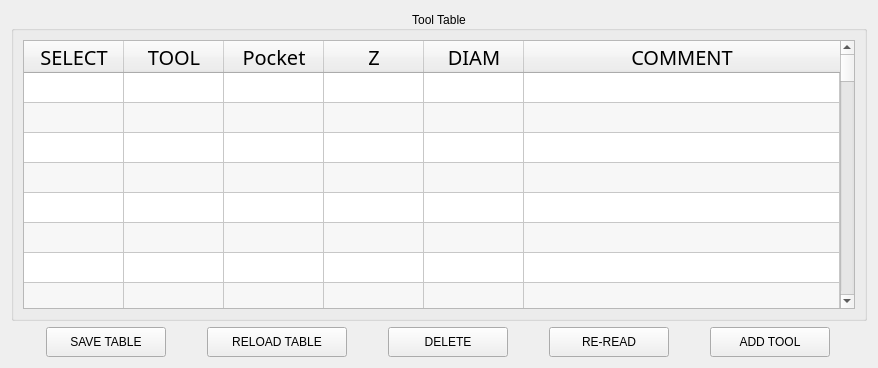
First picture: the form in QtPyVCP/widgets/input_widgets/tooltable/tooltable.ui, repository kcjengr/qtpyvcp, before the edit.
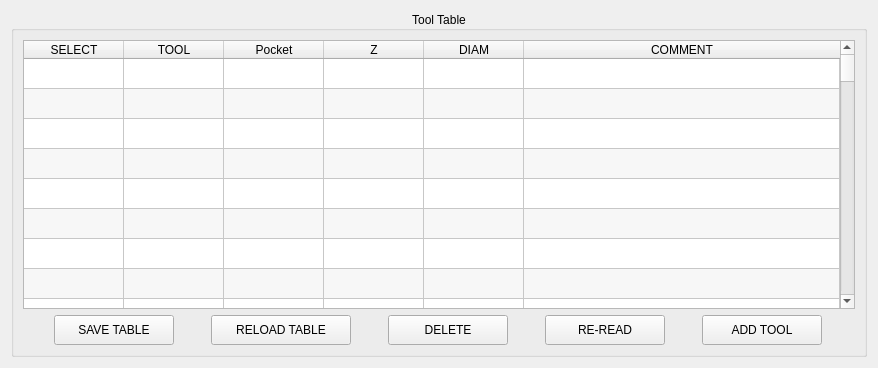
Second picture: the form after the edit.

Commit message: load the tooltable

Patch:
```diff
--- a/QtPyVCP/widgets/input_widgets/tooltable/tooltable.ui
+++ b/QtPyVCP/widgets/input_widgets/tooltable/tooltable.ui
@@ -30,7 +30,7 @@
      </property>
      <layout class="QVBoxLayout">
       <item>
-       <widget class="QTableWidget" name="tableWidget_2">
+       <widget class="QTableWidget" name="tooltable">
         <property name="alternatingRowColors">
          <bool>true</bool>
         </property>
@@ -149,12 +149,6 @@
          <property name="text">
           <string>SELECT</string>
          </property>
-         <property name="font">
-          <font>
-           <family>Bebas Kai</family>
-           <pointsize>15</pointsize>
-          </font>
-         </property>
          <property name="textAlignment">
           <set>AlignCenter</set>
          </property>
@@ -163,12 +157,6 @@
          <property name="text">
           <string>TOOL</string>
          </property>
-         <property name="font">
-          <font>
-           <family>Bebas Kai</family>
-           <pointsize>15</pointsize>
-          </font>
-         </property>
          <property name="textAlignment">
           <set>AlignCenter</set>
          </property>
@@ -177,12 +165,6 @@
          <property name="text">
           <string>Pocket</string>
          </property>
-         <property name="font">
-          <font>
-           <family>Bebas Kai</family>
-           <pointsize>15</pointsize>
-          </font>
-         </property>
          <property name="textAlignment">
           <set>AlignCenter</set>
          </property>
@@ -191,12 +173,6 @@
          <property name="text">
           <string>Z</string>
          </property>
-         <property name="font">
-          <font>
-           <family>Bebas Kai</family>
-           <pointsize>15</pointsize>
-          </font>
-         </property>
          <property name="textAlignment">
           <set>AlignCenter</set>
          </property>
@@ -205,12 +181,6 @@
          <property name="text">
           <string>DIAM</string>
          </property>
-         <property name="font">
-          <font>
-           <family>Bebas Kai</family>
-           <pointsize>15</pointsize>
-          </font>
-         </property>
          <property name="textAlignment">
           <set>AlignCenter</set>
          </property>
@@ -219,25 +189,16 @@
          <property name="text">
           <string>COMMENT</string>
          </property>
-         <property name="font">
-          <font>
-           <family>Bebas Kai</family>
-           <pointsize>15</pointsize>
-          </font>
-         </property>
          <property name="textAlignment">
           <set>AlignCenter</set>
          </property>
         </column>
-       </widget>
-      </item>
-     </layout>
     </widget>
    </item>
    <item>
     <layout class="QHBoxLayout" name="horizontalLayout">
      <item>
-      <widget class="QPushButton" name="x_axis_button_5">
+         <widget class="QPushButton" name="save_button">
        <property name="sizePolicy">
         <sizepolicy hsizetype="Fixed" vsizetype="Fixed">
          <horstretch>0</horstretch>
@@ -262,7 +223,7 @@
       </widget>
      </item>
      <item>
-      <widget class="QPushButton" name="x_axis_button_6">
+         <widget class="QPushButton" name="load_button">
        <property name="sizePolicy">
         <sizepolicy hsizetype="Fixed" vsizetype="Fixed">
          <horstretch>0</horstretch>
@@ -287,7 +248,7 @@
       </widget>
      </item>
      <item>
-      <widget class="QPushButton" name="x_axis_button_2">
+         <widget class="QPushButton" name="delete_button">
        <property name="sizePolicy">
         <sizepolicy hsizetype="Fixed" vsizetype="Fixed">
          <horstretch>0</horstretch>
@@ -312,7 +273,7 @@
       </widget>
      </item>
      <item>
-      <widget class="QPushButton" name="x_axis_button_4">
+         <widget class="QPushButton" name="read_button">
        <property name="sizePolicy">
         <sizepolicy hsizetype="Fixed" vsizetype="Fixed">
          <horstretch>0</horstretch>
@@ -337,7 +298,7 @@
       </widget>
      </item>
      <item>
-      <widget class="QPushButton" name="x_axis_button_3">
+         <widget class="QPushButton" name="add_button">
        <property name="sizePolicy">
         <sizepolicy hsizetype="Fixed" vsizetype="Fixed">
          <horstretch>0</horstretch>
@@ -362,6 +323,9 @@
       </widget>
      </item>
     </layout>
+      </item>
+     </layout>
+    </widget>
    </item>
   </layout>
  </widget>
```
Lines whose indentation alone changed are shown as unchanged. The commit also changes 2 other files.
